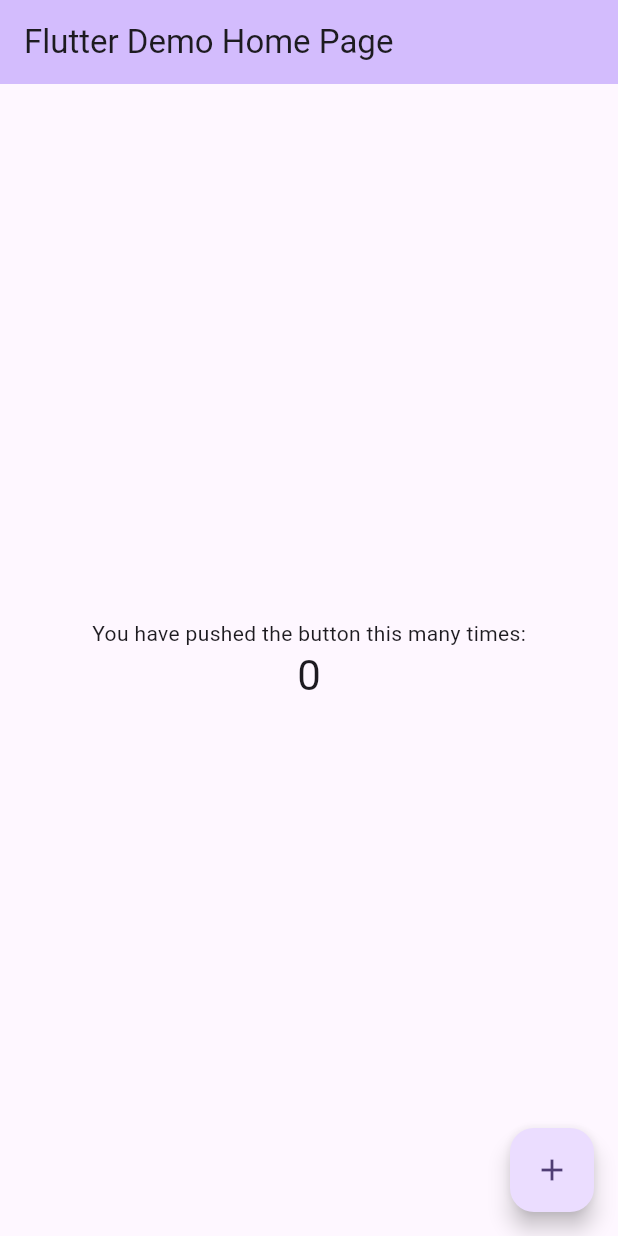
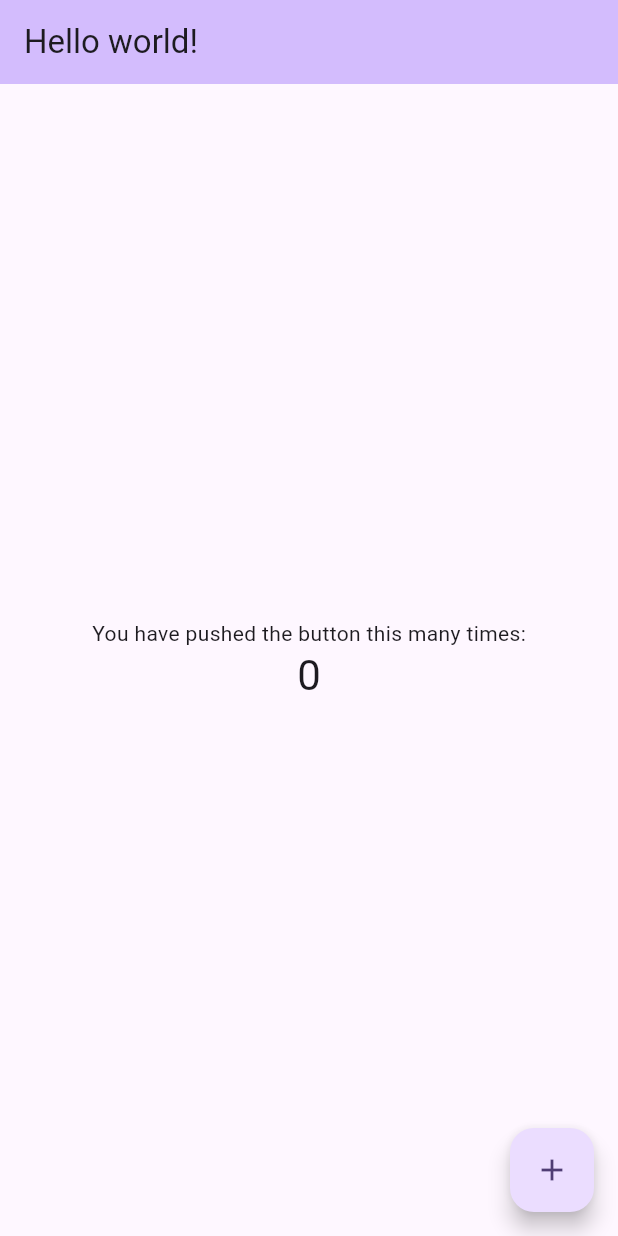
Before and after one commit to thanhnamitit/Agile, a Flutter app: the screen it shows after launch, on a phone screen of 412 x 824 dp. Run offline on Flutter 3.47's test engine with Material 2 defaults, Android fonts, the phone set to English and light mode, and no system bars.

Commit message:
update title

```diff
--- a/lib/main.dart
+++ b/lib/main.dart
@@ -15,7 +15,7 @@ class MyApp extends StatelessWidget {
         colorScheme: ColorScheme.fromSeed(seedColor: Colors.deepPurple),
         useMaterial3: true,
       ),
-      home: const MyHomePage(title: 'Flutter Demo Home Page'),
+      home: const MyHomePage(title: 'Hello world!'),
     );
   }
 }
```
